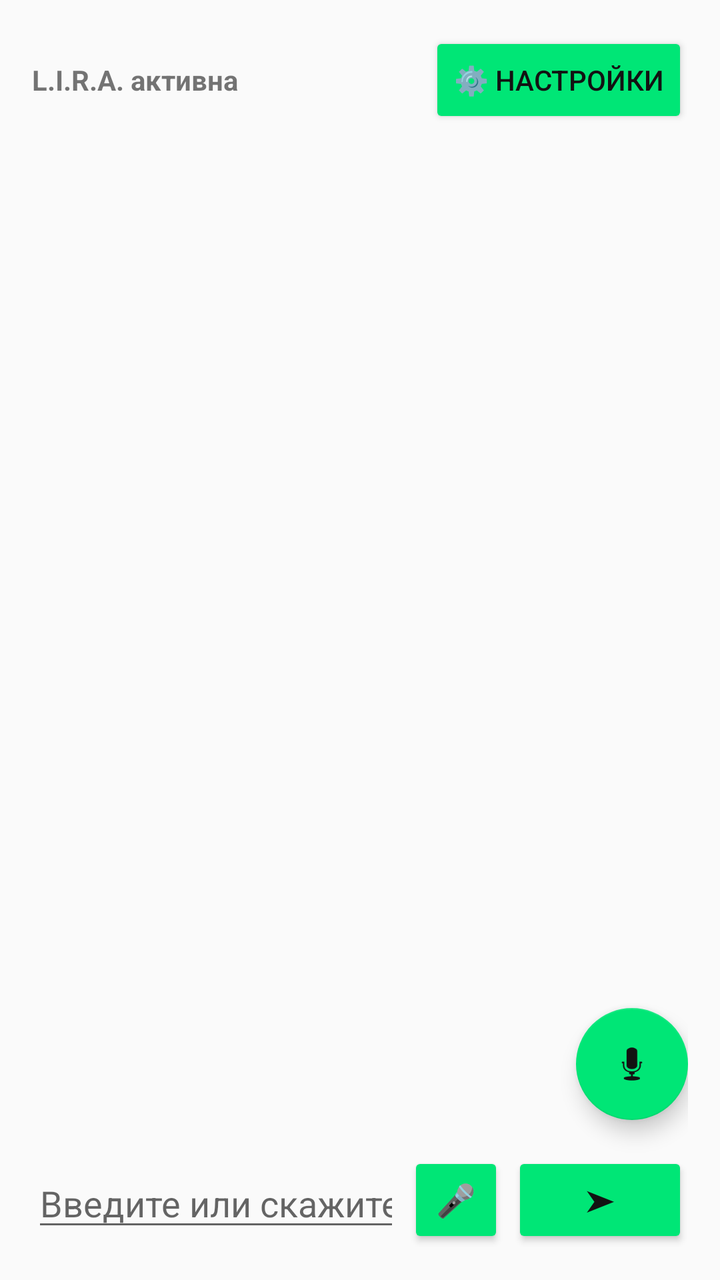
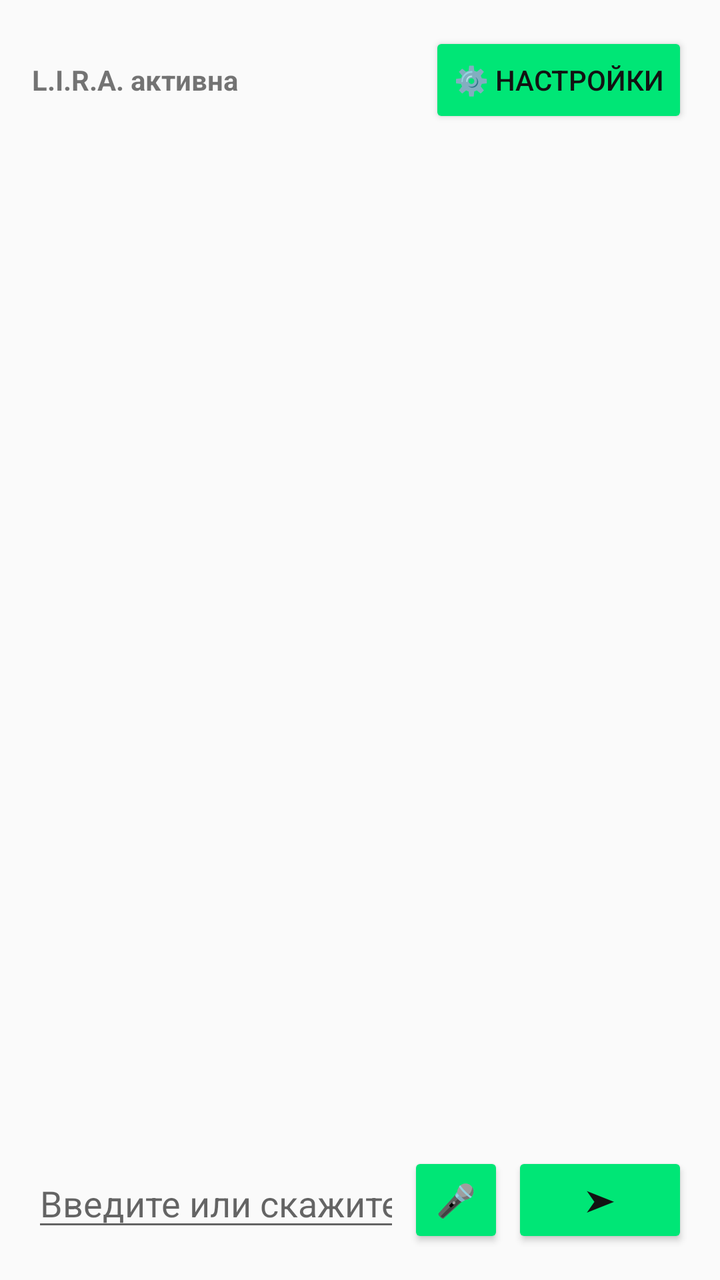

Screens rendered from an Android XML layout before and after an edit, with the pre-edit source and the edit as a unified diff.
<!-- AndroidManifest.xml: application theme Theme.AppCompat.DayNight.NoActionBar -->
<!-- res/layout/activity_main.xml -->
<?xml version="1.0" encoding="utf-8"?>
<RelativeLayout xmlns:android="http://schemas.android.com/apk/res/android"
    xmlns:app="http://schemas.android.com/apk/res-auto"
    android:layout_width="match_parent"
    android:layout_height="match_parent"
    android:padding="16dp">

    
    <LinearLayout
        android:id="@+id/topBar"
        android:layout_width="match_parent"
        android:layout_height="wrap_content"
        android:gravity="center_vertical"
        android:orientation="horizontal"
        android:layout_alignParentTop="true"
        android:layout_marginBottom="12dp">

        <TextView
            android:id="@+id/tvStatus"
            android:layout_width="0dp"
            android:layout_height="wrap_content"
            android:layout_weight="1"
            android:text="L.I.R.A. активна"
            android:textSize="14sp"
            android:textStyle="bold" />

        <Button
            android:id="@+id/btnSettings"
            android:layout_width="wrap_content"
            android:layout_height="wrap_content"
            android:backgroundTint="#00E676"
            android:text="⚙️ Настройки"
            android:textColor="#121212"
            android:textSize="14sp" />
    </LinearLayout>

    
    <ScrollView
        android:id="@+id/chatScrollView"
        android:layout_width="match_parent"
        android:layout_height="match_parent"
        android:layout_above="@id/bottomBar"
        android:layout_below="@id/topBar"
        android:layout_marginBottom="12dp"
        android:fillViewport="true">

        <LinearLayout
            android:id="@+id/chatLayout"
            android:layout_width="match_parent"
            android:layout_height="wrap_content"
            android:orientation="vertical" />
    </ScrollView>

    
    <LinearLayout
        android:id="@+id/bottomBar"
        android:layout_width="match_parent"
        android:layout_height="wrap_content"
        android:layout_alignParentBottom="true"
        android:orientation="horizontal"
        android:gravity="center_vertical">

        <EditText
            android:id="@+id/etInput"
            android:layout_width="0dp"
            android:layout_height="wrap_content"
            android:layout_weight="1"
            android:hint="Введите или скажите..."
            android:inputType="text"
            android:maxLines="2" />

        <Button
            android:id="@+id/btnMic"
            android:layout_width="48dp"
            android:layout_height="wrap_content"
            android:layout_marginStart="4dp"
            android:backgroundTint="#00E676"
            android:text="🎤"
            android:textColor="#121212"
            android:textSize="16sp" />

        <Button
            android:id="@+id/btnSend"
            android:layout_width="wrap_content"
            android:layout_height="wrap_content"
            android:layout_marginStart="4dp"
            android:backgroundTint="#00E676"
            android:text="➤"
            android:textColor="#121212"
            android:textStyle="bold" />
    </LinearLayout>

    
    <com.google.android.material.floatingactionbutton.FloatingActionButton
        android:id="@+id/fabGeminiVoice"
        android:layout_width="wrap_content"
        android:layout_height="wrap_content"
        android:layout_above="@id/bottomBar"
        android:layout_alignParentEnd="true"
        android:layout_marginBottom="16dp"
        android:contentDescription="Голосовой режим"
        android:src="@android:drawable/ic_btn_speak_now"
        app:backgroundTint="#00E676"
        app:tint="#121212" />

</RelativeLayout>
<!-- resources referenced by this layout -->
<resources>

</resources>

<!-- the commit's change to res/layout/activity_main.xml (unified diff, before → after) -->
@@ -1,6 +1,5 @@
 <?xml version="1.0" encoding="utf-8"?>
 <RelativeLayout xmlns:android="http://schemas.android.com/apk/res/android"
-    xmlns:app="http://schemas.android.com/apk/res-auto"
     android:layout_width="match_parent"
     android:layout_height="match_parent"
     android:padding="16dp">
@@ -90,17 +89,4 @@
             android:textStyle="bold" />
     </LinearLayout>
 
-    
-    <com.google.android.material.floatingactionbutton.FloatingActionButton
-        android:id="@+id/fabGeminiVoice"
-        android:layout_width="wrap_content"
-        android:layout_height="wrap_content"
-        android:layout_above="@id/bottomBar"
-        android:layout_alignParentEnd="true"
-        android:layout_marginBottom="16dp"
-        android:contentDescription="Голосовой режим"
-        android:src="@android:drawable/ic_btn_speak_now"
-        app:backgroundTint="#00E676"
-        app:tint="#121212" />
-
 </RelativeLayout>
